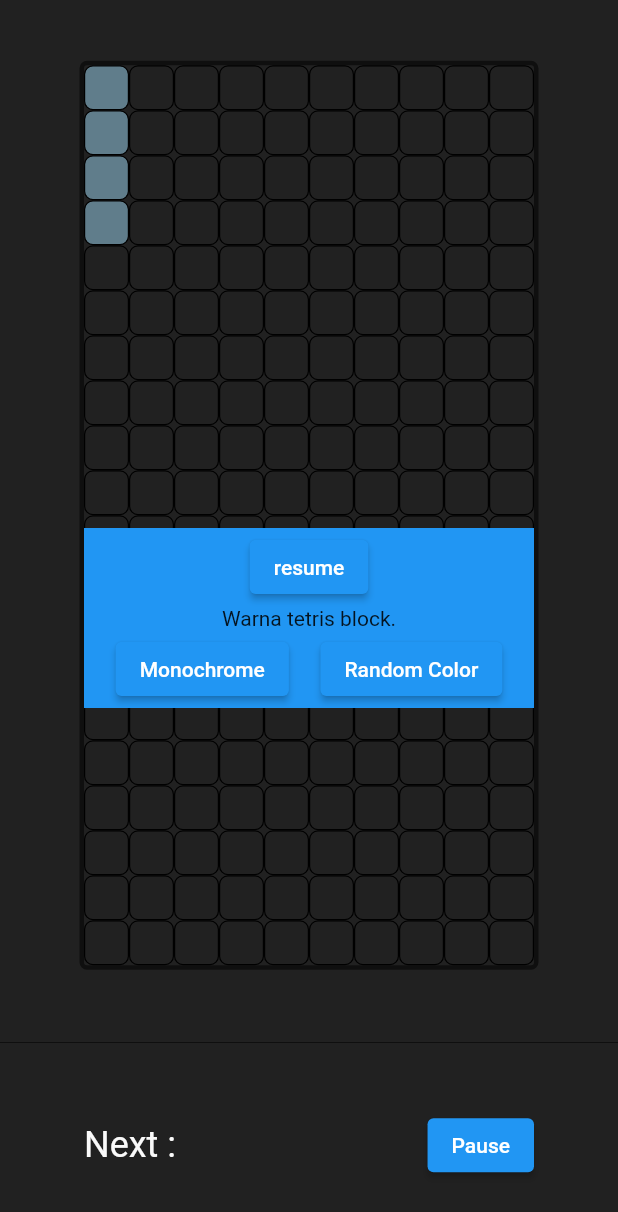
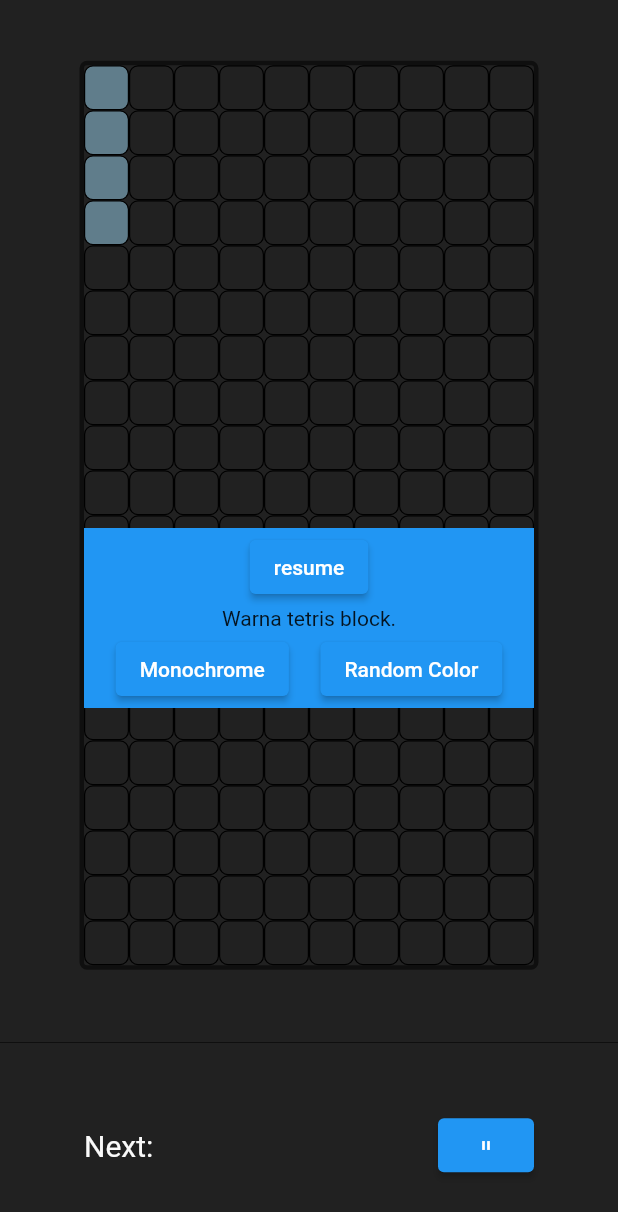
Before and after one commit to fikma/petris, a Flutter app: the screen it shows after launch, on a phone screen of 412 x 824 dp. Shown: the top 1212 px of the screen. Run offline on Flutter 3.47's test engine with Material 2 defaults, Android fonts, the phone set to English and light mode, and no system bars.

Commit message:
Ganti HUD styles

```diff
--- a/lib/models/hud_widget_model.dart
+++ b/lib/models/hud_widget_model.dart
@@ -3,7 +3,7 @@ import 'package:petris/models/single_block_widget_model.dart';
 import 'package:petris/models/tetris_block_model.dart';
 
 class HudWidgetModel {
-  double fontSize = 24;
+  double fontSize = 20;
   int blockSize = 10;
   Function? updateCallback;
   double singleBlockSize = 10;
--- a/lib/pages/widget/hud_widget.dart
+++ b/lib/pages/widget/hud_widget.dart
@@ -68,7 +68,7 @@ class _HudWidgetState extends State<HudWidget> {
         mainAxisAlignment: MainAxisAlignment.spaceBetween,
         children: [
           Text(
-            "Next :",
+            "Next:",
             style: TextStyle(
               fontSize: widget.hudWidgetModel.fontSize,
               color: widget.hudWidgetModel.fontColor,
@@ -76,8 +76,10 @@ class _HudWidgetState extends State<HudWidget> {
           ),
           nextBlocks,
           ElevatedButton(
-              onPressed: widget.inputEventLogic.pauseButtonHandle,
-              child: const Text("Pause"))
+            onPressed: widget.inputEventLogic.pauseButtonHandle,
+            // child: const Text("Pause"))
+            child: const Icon(Icons.pause, size: 10.0),
+          )
         ],
       ),
     );
```
